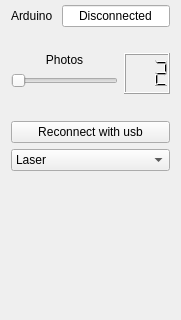
romson25/ScannerPC, file controlPanel/controlpanel.ui: the form before one commit; both pictures show x 0 to 181 and y 110 to 430 of the 181 by 534 pixel window.
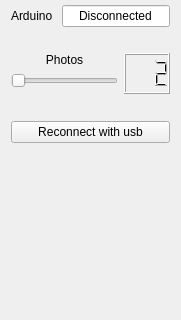
The form after the commit.

The edit to the form file:
```diff
--- a/controlPanel/controlpanel.ui
+++ b/controlPanel/controlpanel.ui
@@ -101,7 +101,7 @@
      </item>
     </layout>
    </item>
-   <item row="10" column="0">
+   <item row="9" column="0">
     <spacer name="verticalSpacer_5">
      <property name="orientation">
       <enum>Qt::Vertical</enum>
@@ -117,7 +117,7 @@
      </property>
     </spacer>
    </item>
-   <item row="11" column="0">
+   <item row="10" column="0">
     <layout class="QGridLayout" name="startAndStop">
      <item row="0" column="0">
       <widget class="QPushButton" name="start_stop">
@@ -349,7 +349,7 @@
      </item>
     </layout>
    </item>
-   <item row="12" column="0">
+   <item row="11" column="0">
     <spacer name="verticalSpacer_6">
      <property name="orientation">
       <enum>Qt::Vertical</enum>
@@ -365,20 +365,6 @@
      </property>
     </spacer>
    </item>
-   <item row="9" column="0">
-    <widget class="QComboBox" name="scanningMethod">
-     <item>
-      <property name="text">
-       <string>Laser</string>
-      </property>
-     </item>
-     <item>
-      <property name="text">
-       <string>Photogrammetry</string>
-      </property>
-     </item>
-    </widget>
-   </item>
   </layout>
  </widget>
  <resources/>
```
